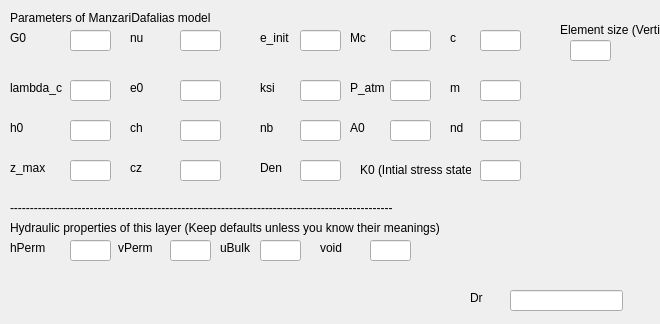
This is UI/ManzariDafalias.ui in NHERI-SimCenter/QS3hark as Qt 5 draws it before an edit. The edited form follows.
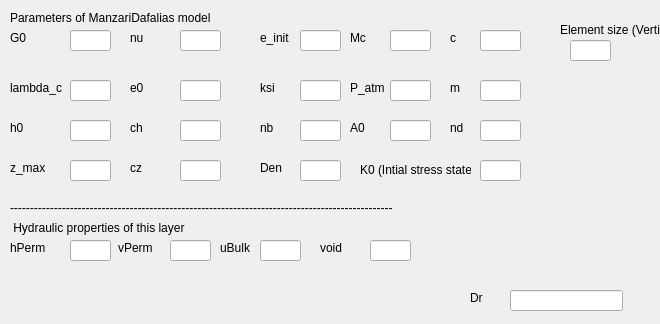
This is the edited form.

```diff
--- a/UI/ManzariDafalias.ui
+++ b/UI/ManzariDafalias.ui
@@ -483,7 +483,7 @@
     </rect>
    </property>
    <property name="text">
-    <string>Hydraulic properties of this layer (Keep defaults unless you know their meanings)</string>
+    <string> Hydraulic properties of this layer</string>
    </property>
   </widget>
   <widget class="QLabel" name="label_34">
```
Left out of the diff: 2 changed lines with no effect on the pictures.
